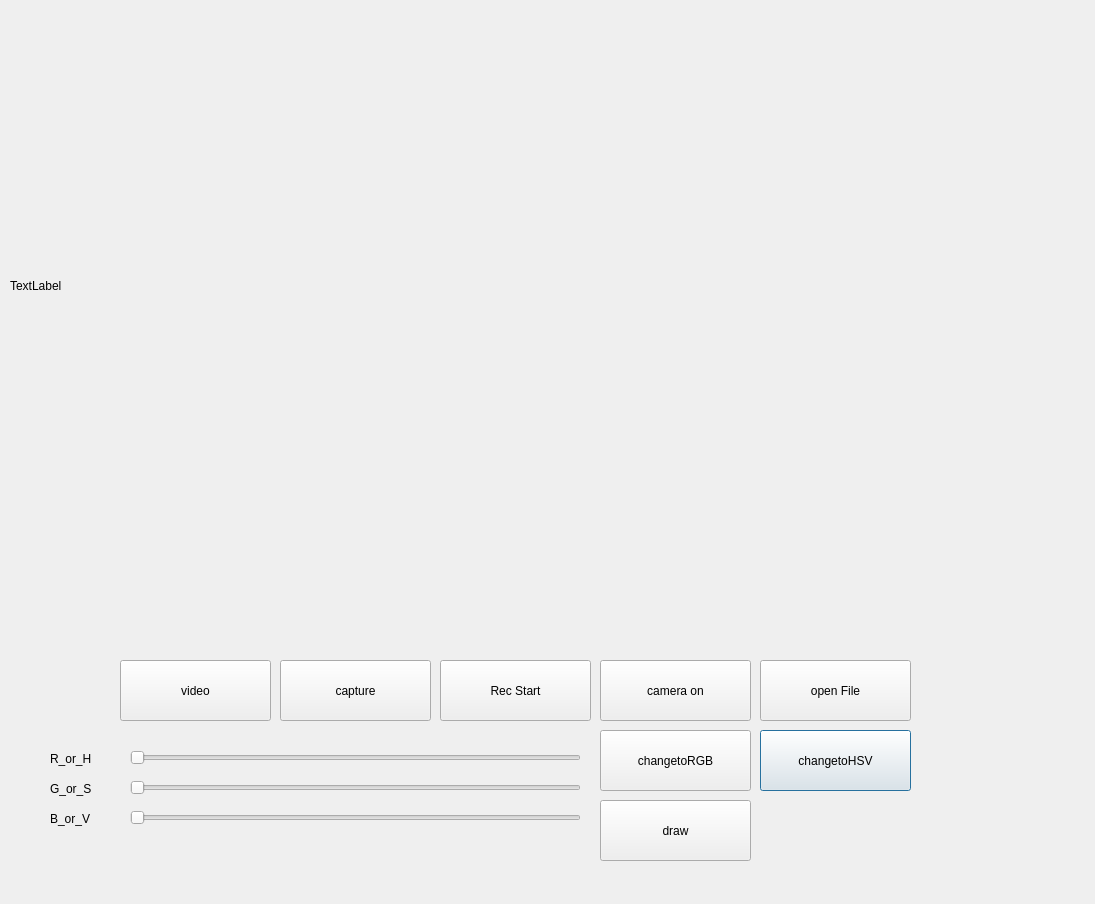
Before: the Qt Designer form project/cameraApp/cameraApp.ui in beanwork/dev_ws3, drawn with Qt 5.
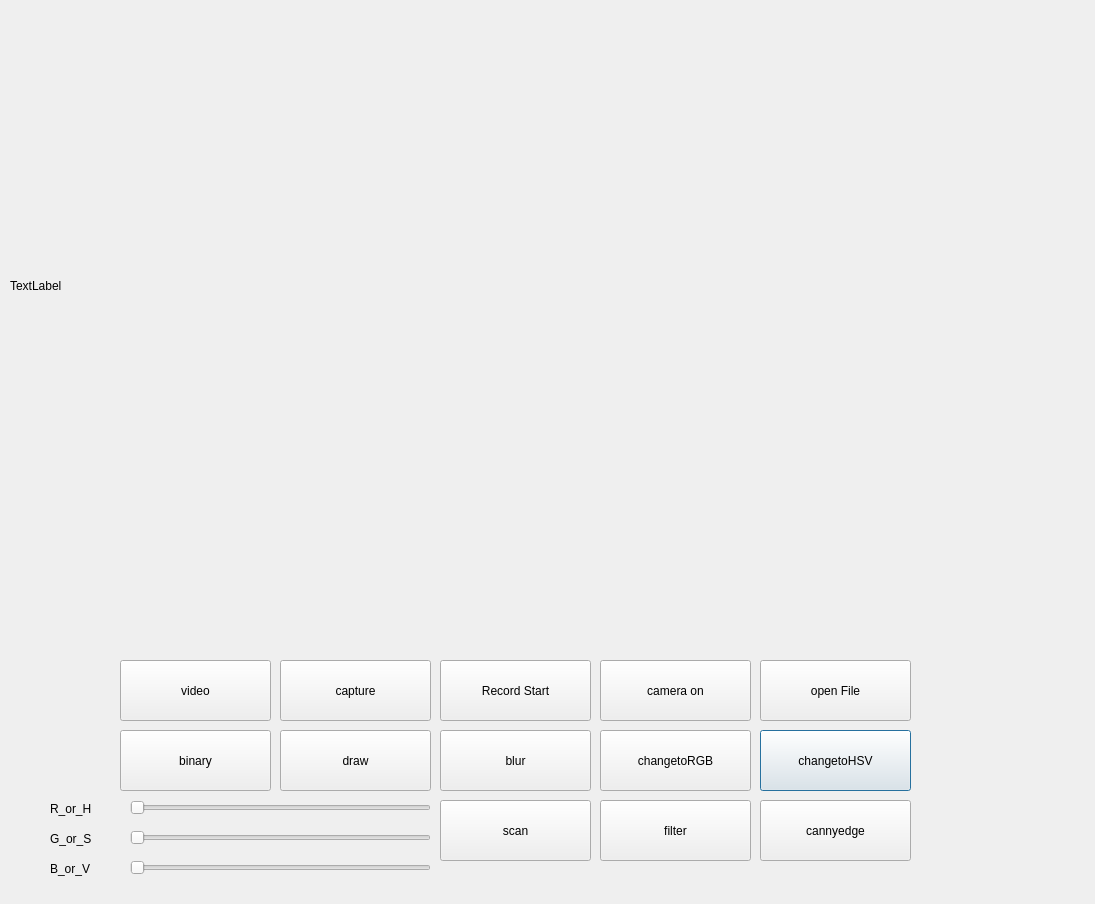
After: the same form once the commit is applied.

Commit message: failed change blur

```diff
--- a/project/cameraApp/cameraApp.ui
+++ b/project/cameraApp/cameraApp.ui
@@ -30,7 +30,7 @@
    <property name="geometry">
     <rect>
      <x>50</x>
-     <y>780</y>
+     <y>830</y>
      <width>67</width>
      <height>17</height>
     </rect>
@@ -56,7 +56,7 @@
    <property name="geometry">
     <rect>
      <x>50</x>
-     <y>810</y>
+     <y>860</y>
      <width>67</width>
      <height>17</height>
     </rect>
@@ -69,8 +69,8 @@
    <property name="geometry">
     <rect>
      <x>130</x>
-     <y>750</y>
-     <width>451</width>
+     <y>800</y>
+     <width>301</width>
      <height>16</height>
     </rect>
    </property>
@@ -108,7 +108,7 @@
    <property name="geometry">
     <rect>
      <x>50</x>
-     <y>750</y>
+     <y>800</y>
      <width>67</width>
      <height>17</height>
     </rect>
@@ -153,7 +153,7 @@
     </rect>
    </property>
    <property name="text">
-    <string>Rec Start</string>
+    <string>Record Start</string>
    </property>
   </widget>
   <widget class="QPushButton" name="open_File">
@@ -173,8 +173,8 @@
    <property name="geometry">
     <rect>
      <x>130</x>
-     <y>780</y>
-     <width>451</width>
+     <y>830</y>
+     <width>301</width>
      <height>16</height>
     </rect>
    </property>
@@ -186,8 +186,8 @@
    <property name="geometry">
     <rect>
      <x>130</x>
-     <y>810</y>
-     <width>451</width>
+     <y>860</y>
+     <width>301</width>
      <height>16</height>
     </rect>
    </property>
@@ -198,8 +198,8 @@
   <widget class="QPushButton" name="draw">
    <property name="geometry">
     <rect>
-     <x>600</x>
-     <y>800</y>
+     <x>280</x>
+     <y>730</y>
      <width>151</width>
      <height>61</height>
     </rect>
@@ -208,6 +208,71 @@
     <string>draw</string>
    </property>
   </widget>
+  <widget class="QPushButton" name="binary">
+   <property name="geometry">
+    <rect>
+     <x>120</x>
+     <y>730</y>
+     <width>151</width>
+     <height>61</height>
+    </rect>
+   </property>
+   <property name="text">
+    <string>binary</string>
+   </property>
+  </widget>
+  <widget class="QPushButton" name="blur">
+   <property name="geometry">
+    <rect>
+     <x>440</x>
+     <y>730</y>
+     <width>151</width>
+     <height>61</height>
+    </rect>
+   </property>
+   <property name="text">
+    <string>blur</string>
+   </property>
+  </widget>
+  <widget class="QPushButton" name="filter">
+   <property name="geometry">
+    <rect>
+     <x>600</x>
+     <y>800</y>
+     <width>151</width>
+     <height>61</height>
+    </rect>
+   </property>
+   <property name="text">
+    <string>filter</string>
+   </property>
+  </widget>
+  <widget class="QPushButton" name="cannyedge">
+   <property name="geometry">
+    <rect>
+     <x>760</x>
+     <y>800</y>
+     <width>151</width>
+     <height>61</height>
+    </rect>
+   </property>
+   <property name="text">
+    <string>cannyedge</string>
+   </property>
+  </widget>
+  <widget class="QPushButton" name="scan">
+   <property name="geometry">
+    <rect>
+     <x>440</x>
+     <y>800</y>
+     <width>151</width>
+     <height>61</height>
+    </rect>
+   </property>
+   <property name="text">
+    <string>scan</string>
+   </property>
+  </widget>
  </widget>
  <resources/>
  <connections/>
```
The commit also changes 1 other file.
